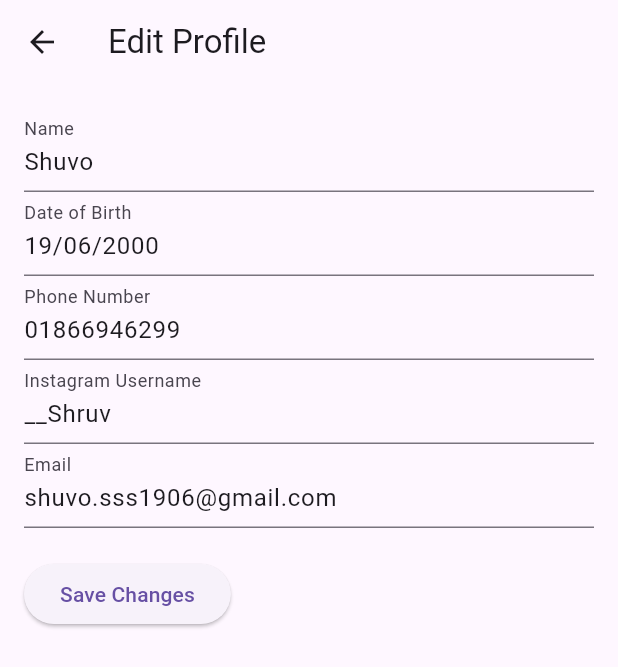
After one commit to Yok4ai/flightsense, a Flutter app: the UserProfilePage screen opened directly, after a tap on "Edit Profile", on a phone screen of 412 x 824 dp. The commit adds this screen. Shown: the top 667 px of the screen. Run offline on Flutter 3.47's test engine with Material 3 defaults, Android fonts, the phone set to English and light mode, and no system bars; our stand-ins replace animated_splash_screen, cloud_firestore, firebase_auth, firebase_core, page_transition; accounts and stored records are empty.

Commit message:
Update with UserProfilePage, EditProfilePage SearchPage, Same username signup issue fixed;

```diff
--- /dev/null
+++ b/lib/EditProfilePage.dart
@@ -0,0 +1,77 @@
+import 'package:flutter/material.dart';
+
+class EditProfilePage extends StatelessWidget {
+  final TextEditingController nameController = TextEditingController();
+  final TextEditingController dateOfBirthController = TextEditingController();
+  final TextEditingController phoneNumberController = TextEditingController();
+  final TextEditingController instagramUsernameController = TextEditingController();
+  final TextEditingController emailController = TextEditingController();
+  final Function onUpdateProfile;
+
+  EditProfilePage({
+    required String name,
+    required String dateOfBirth,
+    required String phoneNumber,
+    required String instagramUsername,
+    required String email,
+    required this.onUpdateProfile,
+  }) {
+    nameController.text = name;
+    dateOfBirthController.text = dateOfBirth;
+    phoneNumberController.text = phoneNumber;
+    instagramUsernameController.text = instagramUsername;
+    emailController.text = email;
+  }
+
+  @override
+  Widget build(BuildContext context) {
+    return Scaffold(
+      appBar: AppBar(
+        title: Text('Edit Profile'),
+      ),
+      body: Padding(
+        padding: const EdgeInsets.all(16.0),
+        child: Column(
+          crossAxisAlignment: CrossAxisAlignment.start,
+          children: [
+            TextField(
+              controller: nameController,
+              decoration: InputDecoration(labelText: 'Name'),
+            ),
+            TextField(
+              controller: dateOfBirthController,
+              decoration:                   InputDecoration(labelText: 'Date of Birth'),
+            ),
+            TextField(
+              controller: phoneNumberController,
+              decoration: InputDecoration(labelText: 'Phone Number'),
+            ),
+            TextField(
+              controller: instagramUsernameController,
+              decoration: InputDecoration(labelText: 'Instagram Username'),
+            ),
+            TextField(
+              controller: emailController,
+              decoration: InputDecoration(labelText: 'Email'),
+            ),
+            SizedBox(height: 20.0),
+            ElevatedButton(
+              onPressed: () {
+                onUpdateProfile(
+                  name: nameController.text,
+                  dateOfBirth: dateOfBirthController.text,
+                  phoneNumber: phoneNumberController.text,
+                  instagramUsername: instagramUsernameController.text,
+                  email: emailController.text,
+                );
+                // Save changes and navigate back to UserProfilePage
+                Navigator.pop(context);
+              },
+              child: Text('Save Changes'),
+            ),
+          ],
+        ),
+      ),
+    );
+  }
+}
--- a/lib/HomePage.dart
+++ b/lib/HomePage.dart
@@ -1,9 +1,10 @@
 import 'package:firebase_auth/firebase_auth.dart';
+import 'package:flightsense/UserProfilePage.dart';
 import 'package:flightsense/loginscreen.dart';
 import 'package:flutter/material.dart';
 
 class HomePage extends StatefulWidget {
-  const HomePage({super.key});
+  const HomePage({Key? key}) : super(key: key); // Add Key parameter
 
   @override
   State<HomePage> createState() => _HomePageState();
@@ -22,21 +23,30 @@ class _HomePageState extends State<HomePage> {
             Text('Signed In as: ${user.email!}'),
             MaterialButton(
               onPressed: () {
+                // Sign out
                 FirebaseAuth.instance.signOut();
-              Navigator.push(
+
+                // Navigate to UserProfilePage with specified parameters
+                Navigator.pushReplacement(
                   context,
                   MaterialPageRoute(
-                  builder: (context) {
-                    return LoginScreen();
-                  },
+                    builder: (context) => UserProfilePage(
+                      profileImageUrl: 'assets/images/gojo.png',
+                      name: 'Shuvo',
+                      phoneNumber: '01866946299',
+                      email: 'shuvo.sss1906@gmail.com',
+                      instagramUsername: '__Shruv',
+                      dateOfBirth: '19/06/2000',
+                    ),
                   ),
                 );
               },
               color: Colors.blue,
-            child: const Text('Sign Out'),
+              child: const Text('User Profile'),
             )
           ],
-      )),
+        ),
+      ),
     );
   }
 }
--- /dev/null
+++ b/lib/UserProfilePage.dart
@@ -0,0 +1,135 @@
+import 'package:flutter/material.dart';
+import 'EditProfilePage.dart';
+
+class UserProfilePage extends StatefulWidget {
+  final String profileImageUrl;
+  final String name;
+  final String dateOfBirth;
+  final String phoneNumber;
+  final String instagramUsername;
+  final String email;
+
+  UserProfilePage({
+    required this.profileImageUrl,
+    required this.name,
+    required this.dateOfBirth,
+    required this.phoneNumber,
+    required this.instagramUsername,
+    required this.email,
+  });
+
+  @override
+  _UserProfilePageState createState() => _UserProfilePageState();
+}
+
+class _UserProfilePageState extends State<UserProfilePage> {
+  String _name = '';
+  String _dateOfBirth = '';
+  String _phoneNumber = '';
+  String _instagramUsername = '';
+  String _email = '';
+
+  @override
+  void initState() {
+    super.initState();
+    _name = widget.name;
+    _dateOfBirth = widget.dateOfBirth;
+    _phoneNumber = widget.phoneNumber;
+    _instagramUsername = widget.instagramUsername;
+    _email = widget.email;
+  }
+
+  void _updateUserProfile({
+    required String name,
+    required String dateOfBirth,
+    required String phoneNumber,
+    required String instagramUsername,
+    required String email,
+  }) {
+    setState(() {
+      _name = name;
+      _dateOfBirth = dateOfBirth;
+      _phoneNumber = phoneNumber;
+      _instagramUsername = instagramUsername;
+      _email = email;
+    });
+  }
+
+  @override
+  Widget build(BuildContext context) {
+    return Scaffold(
+      appBar: AppBar(
+        title: Text(
+          'User Profile',
+          style: TextStyle(fontSize: 24.0),
+        ),
+      ),
+      body: SingleChildScrollView(
+        child: Padding(
+          padding: const EdgeInsets.all(16.0),
+          child: Column(
+            children: [
+              Center(
+                child: CircleAvatar(
+                  radius: 60.0,
+                  backgroundImage: AssetImage(widget.profileImageUrl),
+                ),
+              ),
+              SizedBox(height: 24.0),
+              Text(
+                _name,
+                style: TextStyle(fontSize: 22.0, fontWeight: FontWeight.bold),
+              ),
+              SizedBox(height: 16.0),
+              _buildUserInfoRow(Icons.cake, 'Date of Birth:', _dateOfBirth),
+              SizedBox(height: 12.0),
+              _buildUserInfoRow(Icons.phone, 'Phone Number:', _phoneNumber),
+              SizedBox(height: 12.0),
+              _buildUserInfoRow(Icons.account_box_outlined, 'Instagram:', _instagramUsername),
+              SizedBox(height: 12.0),
+              _buildUserInfoRow(Icons.email, 'Email:', _email),
+              SizedBox(height: 20.0),
+              ElevatedButton(
+                onPressed: () {
+                  Navigator.push(
+                    context,
+                    MaterialPageRoute(builder: (context) => EditProfilePage(
+                      name: _name,
+                      dateOfBirth: _dateOfBirth,
+                      phoneNumber: _phoneNumber,
+                      instagramUsername: _instagramUsername,
+                      email: _email,
+                      onUpdateProfile: _updateUserProfile,
+                    )),
+                  );
+                },
+                child: Text('Edit Profile'),
+              ),
+            ],
+          ),
+        ),
+      ),
+    );
+  }
+
+  Widget _buildUserInfoRow(IconData icon, String label, String value) {
+    return Padding(
+      padding: const EdgeInsets.symmetric(vertical: 10.0),
+      child: Row(
+        children: [
+          Icon(icon, size: 20.0),
+          SizedBox(width: 16.0),
+          Text(
+            label,
+            style: TextStyle(fontSize: 18.0),
+          ),
+          SizedBox(width: 16.0),
+          Text(
+            value,
+            style: TextStyle(fontSize: 18.0),
+          ),
+        ],
+      ),
+    );
+  }
+}
--- a/lib/main.dart
+++ b/lib/main.dart
@@ -1,4 +1,6 @@
+import 'package:flightsense/UserProfilePage.dart';
 import 'package:flightsense/firebase_options.dart';
+import 'package:flightsense/regscreen.dart';
 import 'package:flutter/material.dart';
 import 'package:firebase_core/firebase_core.dart'; // Import Firebase core
 // Import firebase_option.dart
@@ -24,7 +26,7 @@ class MyApp extends StatelessWidget {
       debugShowCheckedModeBanner: false,
       title: 'Flutter Demo',
       theme: ThemeData(),
-      home: const splashscreen(), // Correct capitalization and instantiation
+      home: splashscreen(),
     );
   }
 }
--- a/pubspec.yaml
+++ b/pubspec.yaml
@@ -37,6 +37,10 @@ dependencies:
   cupertino_icons: ^1.0.6
   animated_splash_screen: ^1.1.8
   firebase_auth: ^4.17.9
+  http: 1.2.1
+  cloud_firestore: ^4.15.9
+  image_picker: ^1.0.7
+
 
   firebase_core: any
   page_transition: any
@@ -64,6 +68,7 @@ flutter:
 
   assets:
     - assets/images/planewhite.png
+    - assets/images/gojo.png
 
   # To add assets to your application, add an assets section, like this:
   # assets:
```
Also changed, not shown: lib/SearchPage.dart (added, +293 -0 lines), lib/regscreen.dart (+82 -60 lines), assets/images/gojo.png (added), pubspec.lock, 6 other files. Lines whose indentation alone changed are shown as unchanged.
